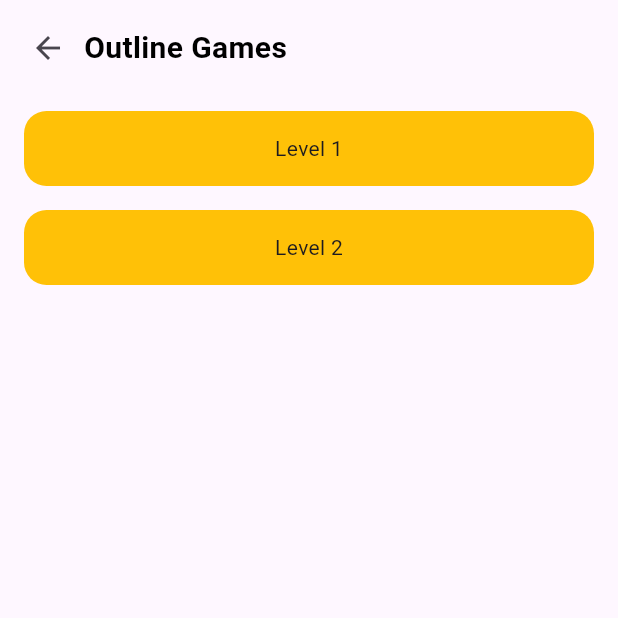
After one commit to migarakavishan/littletherapist, a Flutter app: the LevelScreen screen opened directly with sample values from the repository, on a phone screen of 412 x 824 dp, the top half of it. The commit adds this screen. Run offline on Flutter 3.47's test engine with Material 3 defaults, Android fonts, the light colour scheme and no system bars; our stand-ins replace carousel_slider, flutter_animate.

Commit message:
games level page ui done

```diff
--- a/lib/models/game_model.dart
+++ b/lib/models/game_model.dart
@@ -2,6 +2,11 @@ class GameModel {
   int id;
   String title;
   String logo;
+  List eachGames;
 
-  GameModel({required this.id, required this.title, required this.logo});
+  GameModel(
+      {required this.id,
+      required this.title,
+      required this.logo,
+      required this.eachGames});
 }
--- a/lib/screens/home_page/home_page.dart
+++ b/lib/screens/home_page/home_page.dart
@@ -18,6 +18,7 @@ class HomePage extends StatefulWidget {
 
 class _HomePageState extends State<HomePage> {
   List<GameModel> gamestitle = DemoData.gamestitle;
+
   @override
   Widget build(BuildContext context) {
     final size = MediaQuery.sizeOf(context);
--- /dev/null
+++ b/lib/screens/level_screen/level_screen.dart
@@ -0,0 +1,68 @@
+import 'package:flutter/material.dart';
+import 'package:littletherapist/models/game_model.dart';
+import 'package:littletherapist/utils/navigation/custom_navigation.dart';
+
+class LevelScreen extends StatefulWidget {
+  const LevelScreen({super.key, required this.gameTitle});
+
+  final GameModel gameTitle;
+
+  @override
+  State<LevelScreen> createState() => _LevelScreenState();
+}
+
+class _LevelScreenState extends State<LevelScreen> {
+  @override
+  Widget build(BuildContext context) {
+    return Scaffold(
+        body: SafeArea(
+            child: Padding(
+      padding: const EdgeInsets.all(8.0),
+      child: Column(
+        children: [
+          Row(
+            children: [
+              const BackButton(),
+              Text(
+                widget.gameTitle.title,
+                style: const TextStyle(
+                    color: Colors.black,
+                    fontSize: 20,
+                    fontWeight: FontWeight.bold),
+              ),
+            ],
+          ),
+          const SizedBox(height: 10),
+          Expanded(
+            child: ListView.builder(
+              itemCount: widget.gameTitle.eachGames.length,
+              itemBuilder: (context, index) {
+                return Padding(
+                  padding: const EdgeInsets.all(8.0),
+                  child: GestureDetector(
+                    onTap: () {
+                      CustomNavigation.nextPage(
+                          context, widget.gameTitle.eachGames[index].widget);
+                    },
+                    child: Container(
+                      height: 50,
+                      decoration: BoxDecoration(
+                          borderRadius: BorderRadius.circular(15),
+                          color: Colors.amber),
+                      child: Row(
+                        mainAxisAlignment: MainAxisAlignment.center,
+                        children: [
+                          Text(widget.gameTitle.eachGames[index].name),
+                        ],
+                      ),
+                    ),
+                  ),
+                );
+              },
+            ),
+          )
+        ],
+      ),
+    )));
+  }
+}
```
Also changed, not shown: lib/games/outline_games/outline1.dart (added, +17 -0 lines), lib/games/outline_games/outline2.dart (added, +17 -0 lines), lib/games/puzzles/puzzle1.dart (added, +19 -0 lines), lib/games/puzzles/puzzle2.dart (added, +17 -0 lines), lib/models/outline_games_model.dart (added, +10 -0 lines), lib/models/puzzle_model.dart (added, +9 -0 lines), lib/screens/home_page/widgets/games_grid.dart (+17 -10 lines), lib/utils/demo_data.dart (+34 -4 lines).
